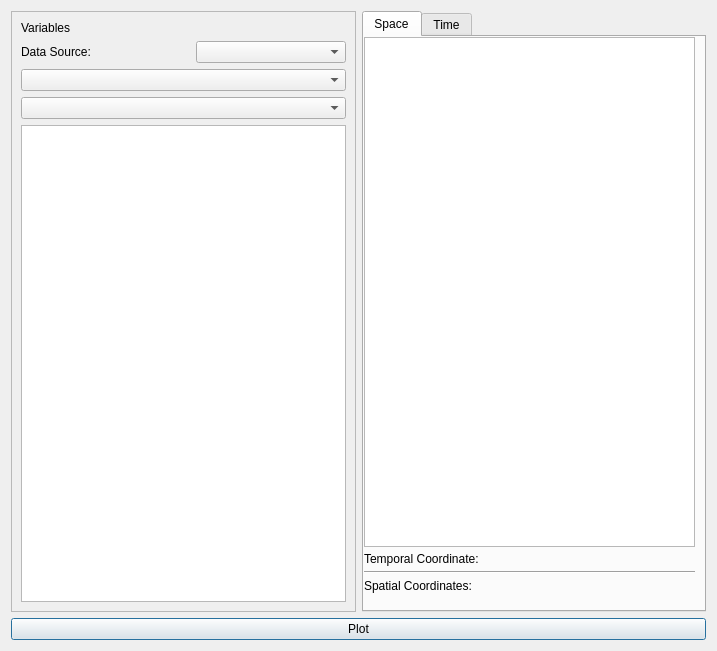
First picture: the form in apps/vaporgui/plotWindow.ui, repository StasJ/vapor-formatted, before the edit.
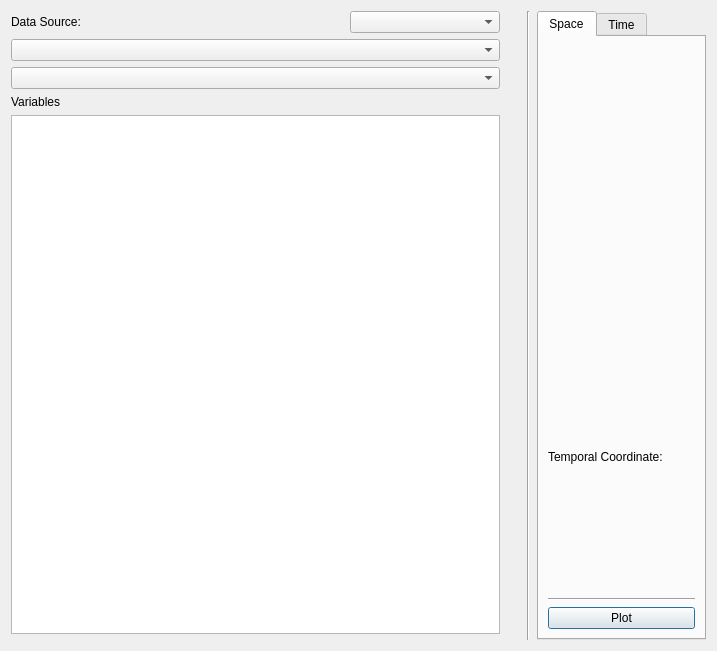
Second picture: the form after the edit. Custom widgets are drawn as their Qt base class.

```diff
--- a/apps/vaporgui/plotWindow.ui
+++ b/apps/vaporgui/plotWindow.ui
@@ -18,26 +18,15 @@
     <enum>QLayout::SetMinimumSize</enum>
    </property>
    <item>
-    <layout class="QHBoxLayout" name="horizontalLayout">
+    <layout class="QHBoxLayout" name="horizontalLayout" stretch="3,0,1">
      <property name="sizeConstraint">
       <enum>QLayout::SetMinimumSize</enum>
      </property>
      <item>
-      <widget class="QFrame" name="frame">
-       <property name="frameShape">
-        <enum>QFrame::StyledPanel</enum>
+      <layout class="QVBoxLayout" name="verticalLayout_5">
+       <property name="rightMargin">
+        <number>20</number>
        </property>
-       <property name="frameShadow">
-        <enum>QFrame::Raised</enum>
-       </property>
-       <layout class="QVBoxLayout" name="verticalLayout_2">
-        <item>
-         <widget class="QLabel" name="label">
-          <property name="text">
-           <string>Variables</string>
-          </property>
-         </widget>
-        </item>
         <item>
          <layout class="QHBoxLayout" name="horizontalLayout_7">
           <property name="bottomMargin">
@@ -75,20 +64,54 @@
           </item>
          </layout>
         </item>
-        <item>
-         <widget class="QComboBox" name="NewVarCombo"/>
-        </item>
         <item>
          <widget class="QComboBox" name="RemoveVarCombo"/>
         </item>
         <item>
-         <widget class="QTableWidget" name="variablesTable"/>
-        </item>
-       </layout>
+        <widget class="QComboBox" name="NewVarCombo"/>
+       </item>
+       <item>
+        <widget class="QLabel" name="label">
+         <property name="text">
+          <string>Variables</string>
+         </property>
+        </widget>
+       </item>
+       <item>
+        <widget class="QTableWidget" name="VariablesTable"/>
+       </item>
+       <item>
+        <widget class="FidelityWidget" name="widget_2" native="true"/>
+       </item>
+      </layout>
+     </item>
+     <item>
+      <widget class="Line" name="line">
+       <property name="minimumSize">
+        <size>
+         <width>5</width>
+         <height>0</height>
+        </size>
+       </property>
+       <property name="orientation">
+        <enum>Qt::Vertical</enum>
+       </property>
       </widget>
      </item>
      <item>
       <widget class="QTabWidget" name="spaceTimeTab">
+       <property name="minimumSize">
+        <size>
+         <width>0</width>
+         <height>0</height>
+        </size>
+       </property>
+       <property name="maximumSize">
+        <size>
+         <width>16777215</width>
+         <height>16777215</height>
+        </size>
+       </property>
        <property name="currentIndex">
         <number>0</number>
        </property>
@@ -96,31 +119,9 @@
         <attribute name="title">
          <string>Space</string>
         </attribute>
-        <widget class="QWidget" name="verticalLayoutWidget">
-         <property name="geometry">
-          <rect>
-           <x>0</x>
-           <y>0</y>
-           <width>331</width>
-           <height>561</height>
-          </rect>
-         </property>
-         <layout class="QVBoxLayout" name="verticalLayout_5">
-          <property name="spacing">
-           <number>5</number>
-          </property>
-          <property name="bottomMargin">
-           <number>5</number>
-          </property>
+        <layout class="QVBoxLayout" name="verticalLayout_3">
           <item>
-           <widget class="QTableWidget" name="spaceTable">
-            <property name="sizePolicy">
-             <sizepolicy hsizetype="Expanding" vsizetype="Expanding">
-              <horstretch>0</horstretch>
-              <verstretch>1</verstretch>
-             </sizepolicy>
-            </property>
-           </widget>
+          <widget class="GeometryWidget" name="widget" native="true"/>
           </item>
           <item>
            <widget class="QLabel" name="label_5">
@@ -143,14 +144,13 @@
            </widget>
           </item>
           <item>
-           <widget class="QLabel" name="label_8">
+          <widget class="QPushButton" name="plotButton">
             <property name="text">
-             <string>Spatial Coordinates:</string>
+            <string>Plot</string>
             </property>
            </widget>
           </item>
          </layout>
-        </widget>
        </widget>
        <widget class="QWidget" name="tab_2">
         <attribute name="title">
@@ -216,15 +216,22 @@
      </item>
     </layout>
    </item>
-   <item>
-    <widget class="QPushButton" name="plotButton">
-     <property name="text">
-      <string>Plot</string>
-     </property>
-    </widget>
-   </item>
   </layout>
  </widget>
+ <customwidgets>
+  <customwidget>
+   <class>GeometryWidget</class>
+   <extends>QWidget</extends>
+   <header>GeometryWidget.h</header>
+   <container>1</container>
+  </customwidget>
+  <customwidget>
+   <class>FidelityWidget</class>
+   <extends>QWidget</extends>
+   <header>FidelityWidget.h</header>
+   <container>1</container>
+  </customwidget>
+ </customwidgets>
  <resources/>
  <connections/>
 </ui>
```
Left out of the diff: 28 changed lines with no effect on the pictures. Lines whose indentation alone changed are shown as unchanged.
